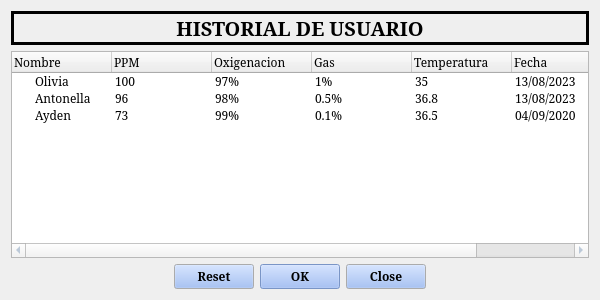
First picture: the form in APP/historial.ui, repository adcfrba/TPO_INFOII, before the edit.
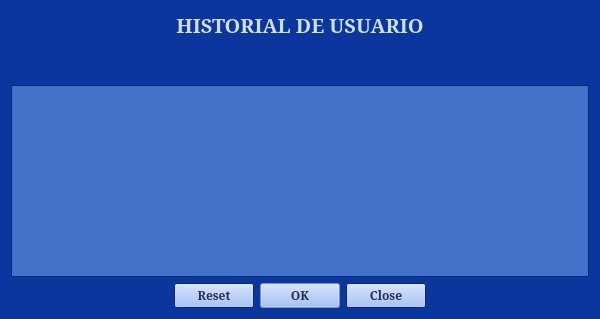
Second picture: the form after the edit. Icons and pictures are not drawn.

Commit message: add colores, fonts y tamanio

```diff
--- a/APP/historial.ui
+++ b/APP/historial.ui
@@ -22,13 +22,13 @@
      <colorrole role="WindowText">
       <brush brushstyle="SolidPattern">
        <color alpha="255">
-        <red>85</red>
-        <green>85</green>
-        <blue>255</blue>
+        <red>39</red>
+        <green>44</green>
+        <blue>84</blue>
        </color>
       </brush>
      </colorrole>
-     <colorrole role="Highlight">
+     <colorrole role="Button">
       <brush brushstyle="SolidPattern">
        <color alpha="255">
         <red>146</red>
@@ -37,18 +37,90 @@
        </color>
       </brush>
      </colorrole>
+     <colorrole role="Text">
+      <brush brushstyle="SolidPattern">
+       <color alpha="255">
+        <red>207</red>
+        <green>222</green>
+        <blue>231</blue>
+       </color>
+      </brush>
+     </colorrole>
+     <colorrole role="ButtonText">
+      <brush brushstyle="SolidPattern">
+       <color alpha="255">
+        <red>39</red>
+        <green>44</green>
+        <blue>84</blue>
+       </color>
+      </brush>
+     </colorrole>
+     <colorrole role="Base">
+      <brush brushstyle="SolidPattern">
+       <color alpha="255">
+        <red>68</red>
+        <green>114</green>
+        <blue>202</blue>
+       </color>
+      </brush>
+     </colorrole>
+     <colorrole role="Window">
+      <brush brushstyle="SolidPattern">
+       <color alpha="255">
+        <red>10</red>
+        <green>54</green>
+        <blue>157</blue>
+       </color>
+      </brush>
+     </colorrole>
+     <colorrole role="Highlight">
+      <brush brushstyle="SolidPattern">
+       <color alpha="255">
+        <red>189</red>
+        <green>155</green>
+        <blue>230</blue>
+       </color>
+      </brush>
+     </colorrole>
+     <colorrole role="Link">
+      <brush brushstyle="SolidPattern">
+       <color alpha="255">
+        <red>245</red>
+        <green>255</green>
+        <blue>56</blue>
+       </color>
+      </brush>
+     </colorrole>
+     <colorrole role="LinkVisited">
+      <brush brushstyle="SolidPattern">
+       <color alpha="255">
+        <red>255</red>
+        <green>164</green>
+        <blue>89</blue>
+       </color>
+      </brush>
+     </colorrole>
+     <colorrole role="AlternateBase">
+      <brush brushstyle="SolidPattern">
+       <color alpha="255">
+        <red>10</red>
+        <green>54</green>
+        <blue>157</blue>
+       </color>
+      </brush>
+     </colorrole>
     </active>
     <inactive>
      <colorrole role="WindowText">
       <brush brushstyle="SolidPattern">
        <color alpha="255">
-        <red>0</red>
-        <green>0</green>
-        <blue>0</blue>
+        <red>39</red>
+        <green>44</green>
+        <blue>84</blue>
        </color>
       </brush>
      </colorrole>
-     <colorrole role="Highlight">
+     <colorrole role="Button">
       <brush brushstyle="SolidPattern">
        <color alpha="255">
         <red>146</red>
@@ -57,14 +129,140 @@
        </color>
       </brush>
      </colorrole>
+     <colorrole role="Text">
+      <brush brushstyle="SolidPattern">
+       <color alpha="255">
+        <red>207</red>
+        <green>222</green>
+        <blue>231</blue>
+       </color>
+      </brush>
+     </colorrole>
+     <colorrole role="ButtonText">
+      <brush brushstyle="SolidPattern">
+       <color alpha="255">
+        <red>39</red>
+        <green>44</green>
+        <blue>84</blue>
+       </color>
+      </brush>
+     </colorrole>
+     <colorrole role="Base">
+      <brush brushstyle="SolidPattern">
+       <color alpha="255">
+        <red>68</red>
+        <green>114</green>
+        <blue>202</blue>
+       </color>
+      </brush>
+     </colorrole>
+     <colorrole role="Window">
+      <brush brushstyle="SolidPattern">
+       <color alpha="255">
+        <red>10</red>
+        <green>54</green>
+        <blue>157</blue>
+       </color>
+      </brush>
+     </colorrole>
+     <colorrole role="Highlight">
+      <brush brushstyle="SolidPattern">
+       <color alpha="255">
+        <red>240</red>
+        <green>240</green>
+        <blue>240</blue>
+       </color>
+      </brush>
+     </colorrole>
+     <colorrole role="Link">
+      <brush brushstyle="SolidPattern">
+       <color alpha="255">
+        <red>245</red>
+        <green>255</green>
+        <blue>56</blue>
+       </color>
+      </brush>
+     </colorrole>
+     <colorrole role="LinkVisited">
+      <brush brushstyle="SolidPattern">
+       <color alpha="255">
+        <red>255</red>
+        <green>164</green>
+        <blue>89</blue>
+       </color>
+      </brush>
+     </colorrole>
+     <colorrole role="AlternateBase">
+      <brush brushstyle="SolidPattern">
+       <color alpha="255">
+        <red>10</red>
+        <green>54</green>
+        <blue>157</blue>
+       </color>
+      </brush>
+     </colorrole>
     </inactive>
     <disabled>
-     <colorrole role="WindowText">
+     <colorrole role="Button">
       <brush brushstyle="SolidPattern">
        <color alpha="255">
-        <red>120</red>
+        <red>146</red>
+        <green>180</green>
+        <blue>244</blue>
+       </color>
+      </brush>
+     </colorrole>
+     <colorrole role="Base">
+      <brush brushstyle="SolidPattern">
+       <color alpha="255">
+        <red>10</red>
+        <green>54</green>
+        <blue>157</blue>
+       </color>
+      </brush>
+     </colorrole>
+     <colorrole role="Window">
+      <brush brushstyle="SolidPattern">
+       <color alpha="255">
+        <red>10</red>
+        <green>54</green>
+        <blue>157</blue>
+       </color>
+      </brush>
+     </colorrole>
+     <colorrole role="Highlight">
+      <brush brushstyle="SolidPattern">
+       <color alpha="255">
+        <red>0</red>
         <green>120</green>
-        <blue>120</blue>
+        <blue>215</blue>
+       </color>
+      </brush>
+     </colorrole>
+     <colorrole role="Link">
+      <brush brushstyle="SolidPattern">
+       <color alpha="255">
+        <red>245</red>
+        <green>255</green>
+        <blue>56</blue>
+       </color>
+      </brush>
+     </colorrole>
+     <colorrole role="LinkVisited">
+      <brush brushstyle="SolidPattern">
+       <color alpha="255">
+        <red>255</red>
+        <green>164</green>
+        <blue>89</blue>
+       </color>
+      </brush>
+     </colorrole>
+     <colorrole role="AlternateBase">
+      <brush brushstyle="SolidPattern">
+       <color alpha="255">
+        <red>10</red>
+        <green>54</green>
+        <blue>157</blue>
        </color>
       </brush>
      </colorrole>
@@ -90,9 +288,9 @@
         <colorrole role="WindowText">
          <brush brushstyle="SolidPattern">
           <color alpha="255">
-           <red>85</red>
-           <green>85</green>
-           <blue>255</blue>
+           <red>207</red>
+           <green>222</green>
+           <blue>231</blue>
           </color>
          </brush>
         </colorrole>
@@ -110,9 +308,9 @@
         <colorrole role="WindowText">
          <brush brushstyle="SolidPattern">
           <color alpha="255">
-           <red>0</red>
-           <green>0</green>
-           <blue>0</blue>
+           <red>207</red>
+           <green>222</green>
+           <blue>231</blue>
           </color>
          </brush>
         </colorrole>
@@ -146,17 +344,20 @@
        <bold>true</bold>
       </font>
      </property>
+     <property name="autoFillBackground">
+      <bool>false</bool>
+     </property>
      <property name="frameShape">
       <enum>QFrame::Box</enum>
      </property>
      <property name="frameShadow">
-      <enum>QFrame::Plain</enum>
+      <enum>QFrame::Raised</enum>
      </property>
      <property name="lineWidth">
-      <number>3</number>
+      <number>0</number>
      </property>
      <property name="midLineWidth">
-      <number>2</number>
+      <number>0</number>
      </property>
      <property name="text">
       <string>HISTORIAL DE USUARIO</string>
@@ -167,191 +368,45 @@
     </widget>
    </item>
    <item>
-    <layout class="QHBoxLayout" name="horizontalLayout">
-     <item>
-      <widget class="QTreeWidget" name="treeWidget_historial">
-       <property name="sizePolicy">
-        <sizepolicy hsizetype="Minimum" vsizetype="Expanding">
-         <horstretch>0</horstretch>
-         <verstretch>0</verstretch>
-        </sizepolicy>
-       </property>
-       <property name="maximumSize">
-        <size>
-         <width>580</width>
-         <height>16777215</height>
-        </size>
-       </property>
-       <property name="palette">
-        <palette>
-         <active>
-          <colorrole role="WindowText">
-           <brush brushstyle="SolidPattern">
-            <color alpha="255">
-             <red>153</red>
-             <green>174</green>
-             <blue>197</blue>
-            </color>
-           </brush>
-          </colorrole>
-          <colorrole role="Highlight">
-           <brush brushstyle="SolidPattern">
-            <color alpha="255">
-             <red>146</red>
-             <green>180</green>
-             <blue>244</blue>
-            </color>
-           </brush>
-          </colorrole>
-         </active>
-         <inactive>
-          <colorrole role="WindowText">
-           <brush brushstyle="SolidPattern">
-            <color alpha="255">
-             <red>153</red>
-             <green>174</green>
-             <blue>197</blue>
-            </color>
-           </brush>
-          </colorrole>
-          <colorrole role="Highlight">
-           <brush brushstyle="SolidPattern">
-            <color alpha="255">
-             <red>146</red>
-             <green>180</green>
-             <blue>244</blue>
-            </color>
-           </brush>
-          </colorrole>
-         </inactive>
-         <disabled>
-          <colorrole role="WindowText">
-           <brush brushstyle="SolidPattern">
-            <color alpha="255">
-             <red>120</red>
-             <green>120</green>
-             <blue>120</blue>
-            </color>
-           </brush>
-          </colorrole>
-         </disabled>
-        </palette>
-       </property>
-       <property name="font">
-        <font>
-         <family>MS Serif</family>
-        </font>
-       </property>
-       <column>
-        <property name="text">
-         <string>Nombre</string>
-        </property>
-       </column>
-       <column>
-        <property name="text">
-         <string>PPM</string>
-        </property>
-       </column>
-       <column>
-        <property name="text">
-         <string>Oxigenacion</string>
-        </property>
-       </column>
-       <column>
-        <property name="text">
-         <string>Gas </string>
-        </property>
-       </column>
-       <column>
-        <property name="text">
-         <string>Temperatura</string>
-        </property>
-       </column>
-       <column>
-        <property name="text">
-         <string>Fecha</string>
-        </property>
-       </column>
-       <column>
-        <property name="text">
-         <string>Hora</string>
-        </property>
-       </column>
-       <item>
-        <property name="text">
-         <string>Olivia</string>
-        </property>
-        <property name="text">
-         <string>100</string>
-        </property>
-        <property name="text">
-         <string>97%</string>
-        </property>
-        <property name="text">
-         <string>1%</string>
-        </property>
-        <property name="text">
-         <string>35</string>
-        </property>
-        <property name="text">
-         <string>13/08/2023</string>
-        </property>
-        <property name="text">
-         <string>20:25:45</string>
-        </property>
-       </item>
-       <item>
-        <property name="text">
-         <string>Antonella</string>
-        </property>
-        <property name="text">
-         <string>96</string>
-        </property>
-        <property name="text">
-         <string>98%</string>
-        </property>
-        <property name="text">
-         <string>0.5%</string>
-        </property>
-        <property name="text">
-         <string>36.8</string>
-        </property>
-        <property name="text">
-         <string>13/08/2023</string>
-        </property>
-        <property name="text">
-         <string>19:55:13</string>
-        </property>
-       </item>
-       <item>
-        <property name="text">
-         <string>Ayden</string>
-        </property>
-        <property name="text">
-         <string>73</string>
-        </property>
-        <property name="text">
-         <string>99%</string>
-        </property>
-        <property name="text">
-         <string>0.1%</string>
-        </property>
-        <property name="text">
-         <string>36.5</string>
-        </property>
-        <property name="text">
-         <string>04/09/2020</string>
-        </property>
-        <property name="text">
-         <string>20:27:53</string>
-        </property>
-       </item>
-      </widget>
-     </item>
-    </layout>
+    <spacer name="verticalSpacer">
+     <property name="orientation">
+      <enum>Qt::Vertical</enum>
+     </property>
+     <property name="sizeType">
+      <enum>QSizePolicy::Minimum</enum>
+     </property>
+     <property name="sizeHint" stdset="0">
+      <size>
+       <width>20</width>
+       <height>40</height>
+      </size>
+     </property>
+    </spacer>
+   </item>
+   <item>
+    <widget class="QTableView" name="tableView_historial">
+     <property name="sizePolicy">
+      <sizepolicy hsizetype="MinimumExpanding" vsizetype="MinimumExpanding">
+       <horstretch>0</horstretch>
+       <verstretch>0</verstretch>
+      </sizepolicy>
+     </property>
+     <property name="alternatingRowColors">
+      <bool>true</bool>
+     </property>
+    </widget>
+   </item>
+   <item>
+    <layout class="QHBoxLayout" name="horizontalLayout"/>
    </item>
    <item>
     <widget class="QDialogButtonBox" name="buttonBox">
+     <property name="sizePolicy">
+      <sizepolicy hsizetype="Expanding" vsizetype="MinimumExpanding">
+       <horstretch>0</horstretch>
+       <verstretch>0</verstretch>
+      </sizepolicy>
+     </property>
      <property name="palette">
       <palette>
        <active>
@@ -373,6 +428,15 @@
           </color>
          </brush>
         </colorrole>
+        <colorrole role="ButtonText">
+         <brush brushstyle="SolidPattern">
+          <color alpha="255">
+           <red>39</red>
+           <green>44</green>
+           <blue>84</blue>
+          </color>
+         </brush>
+        </colorrole>
         <colorrole role="Highlight">
          <brush brushstyle="SolidPattern">
           <color alpha="255">
@@ -402,6 +466,15 @@
           </color>
          </brush>
         </colorrole>
+        <colorrole role="ButtonText">
+         <brush brushstyle="SolidPattern">
+          <color alpha="255">
+           <red>39</red>
+           <green>44</green>
+           <blue>84</blue>
+          </color>
+         </brush>
+        </colorrole>
         <colorrole role="Highlight">
          <brush brushstyle="SolidPattern">
           <color alpha="255">
```
Left out of the diff: 3 changed lines with no effect on the pictures. The commit also changes 11 other files.
